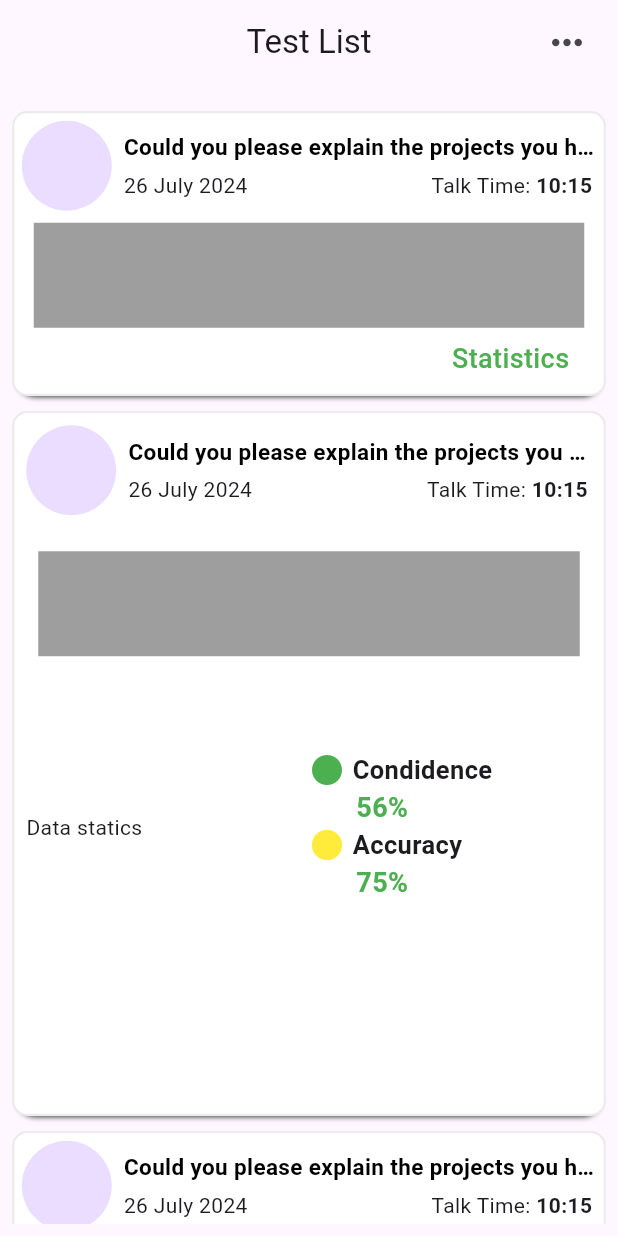
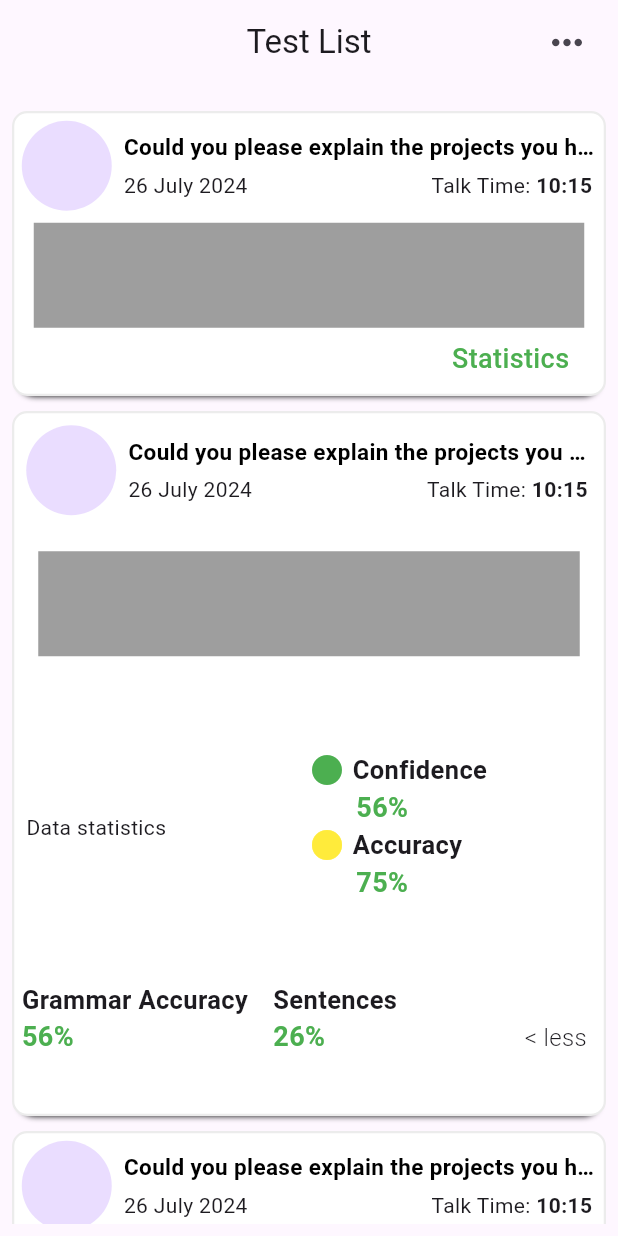
Before and after one commit to ShivaReddy54/TexttoSpeech, a Flutter app: the screen it shows after launch, after a tap on "Statistics", on a phone screen of 412 x 824 dp. Run offline on Flutter 3.47's test engine with Material 3 defaults, Android fonts, the light colour scheme and no system bars.

Commit message:
completed test list screen

```diff
--- a/lib/Screens/TestList.dart
+++ b/lib/Screens/TestList.dart
@@ -16,7 +16,7 @@ class _TestListState extends State<TestList> {
           "Could you please explain the projects you have done during your internship and explain the challenges you faced?",
       "date": "26 July 2024",
       "Talk Time": "10:15",
-      "Condidence": 56,
+      "Confidence": 56,
       "Accuracy": 75,
       "Grammar Accuracy": 56,
       "Sentences": 26
@@ -26,7 +26,7 @@ class _TestListState extends State<TestList> {
           "Could you please explain the projects you have done during your internship and explain the challenges you faced?",
       "date": "26 July 2024",
       "Talk Time": "10:15",
-      "Condidence": 56,
+      "Confidence": 56,
       "Accuracy": 75,
       "Grammar Accuracy": 56,
       "Sentences": 26
@@ -102,8 +102,7 @@ class _TestListState extends State<TestList> {
               children: [
                 InkWell(
                   onTap: () {
-                    isClicked[index] = true;
-                    // print(index);
+                    isClicked[index] = !isClicked[index];
                     setState(() {});
                   },
                   child: Text(
@@ -155,13 +154,13 @@ class _TestListState extends State<TestList> {
               height: 180,
               child: Row(
                 children: [
-                  Expanded(flex: 1, child: Text("Data statics")),
+                  Expanded(flex: 1, child: Text("Data statistics")),
                   Expanded(
                       flex: 1,
                       child: Column(
                         mainAxisAlignment: MainAxisAlignment.center,
                         children: [
-                          topic(Colors.green, "Condidence", index),
+                          topic(Colors.green, "Confidence", index),
                           topic(Colors.yellow, "Accuracy", index),
                         ],
                       ))
@@ -170,19 +169,67 @@ class _TestListState extends State<TestList> {
             ),
           ),
           Padding(
-              padding: const EdgeInsets.all(8.0),
+              padding: EdgeInsets.all(5.0),
               child: Container(
                 width: double.infinity,
-                height: 60,
+                height: 75,
+                // color: Colors.lightBlue,
                 child: Row(
                   mainAxisAlignment: MainAxisAlignment.spaceEvenly,
                   children: [
-                    // topic(Colors.green, "Grammar Accuracy", index)
+                    Expanded(
+                        flex: 7,
+                        child: Row(
+                          children: [
+                            Expanded(
+                                child: topic2(
+                                    Colors.green, "Grammar Accuracy", index)),
+                            Expanded(
+                                child:
+                                    topic2(Colors.green, "Sentences", index)),
+                          ],
+                        )),
+                    Expanded(
+                      flex: 1,
+                      child: InkWell(
+                        onTap: () {
+                          isClicked[index] = false;
+                          setState(() {});
+                        },
+                        child: Text(
+                          "< less",
+                          style: TextStyle(
+                              fontSize: 16, fontWeight: FontWeight.w300),
+                        ),
+                      ),
+                    ),
+                    // SizedBox(
+                    //   width: 20,
+                    // )
                   ],
                 ),
               ))
         ],
       ),
+    );
+  }
+
+  Widget topic2(textColor, topic, index) {
+    return Column(
+      crossAxisAlignment: CrossAxisAlignment.start,
+      children: [
+        Text(
+          topic,
+          style: TextStyle(fontWeight: FontWeight.w700, fontSize: 17),
+          textAlign: TextAlign.left,
+        ),
+        Text(
+          "${_data[index][topic]}%",
+          textAlign: TextAlign.left,
+          style: TextStyle(
+              fontSize: 18, fontWeight: FontWeight.w700, color: Colors.green),
+        ),
+      ],
     );
   }
 
```
